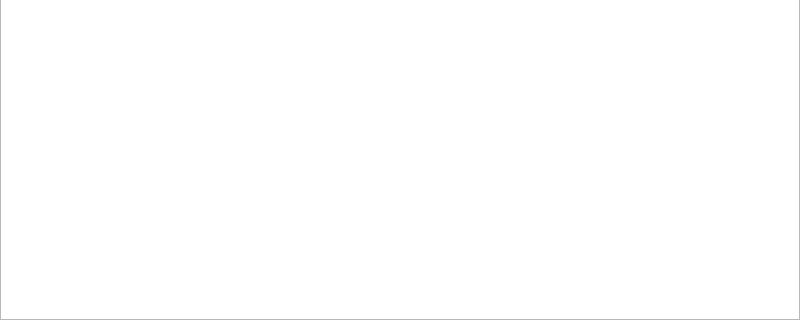
Old version of the form filedialog.ui in the repository bigtreetech/OctoBTT; both pictures show x 0 to 800 and y 160 to 480 of the 800 by 480 pixel window.
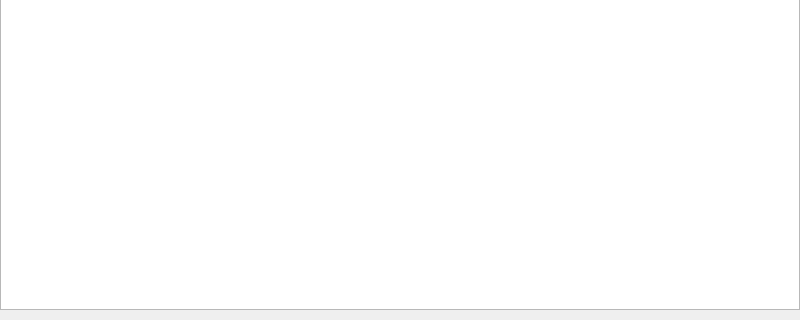
New version of the form. Icons and pictures are not drawn.

What changed in the file:
```diff
--- a/filedialog.ui
+++ b/filedialog.ui
@@ -135,7 +135,7 @@
     </layout>
    </item>
    <item>
-    <layout class="QVBoxLayout" name="verticalLayout_3" stretch="0">
+    <layout class="QVBoxLayout" name="verticalLayout_3" stretch="0,0">
      <property name="spacing">
       <number>3</number>
      </property>
@@ -180,6 +180,22 @@
        </column>
       </widget>
      </item>
+     <item>
+      <spacer name="verticalSpacer">
+       <property name="orientation">
+        <enum>Qt::Vertical</enum>
+       </property>
+       <property name="sizeType">
+        <enum>QSizePolicy::Maximum</enum>
+       </property>
+       <property name="sizeHint" stdset="0">
+        <size>
+         <width>20</width>
+         <height>10</height>
+        </size>
+       </property>
+      </spacer>
+     </item>
     </layout>
    </item>
   </layout>
```
